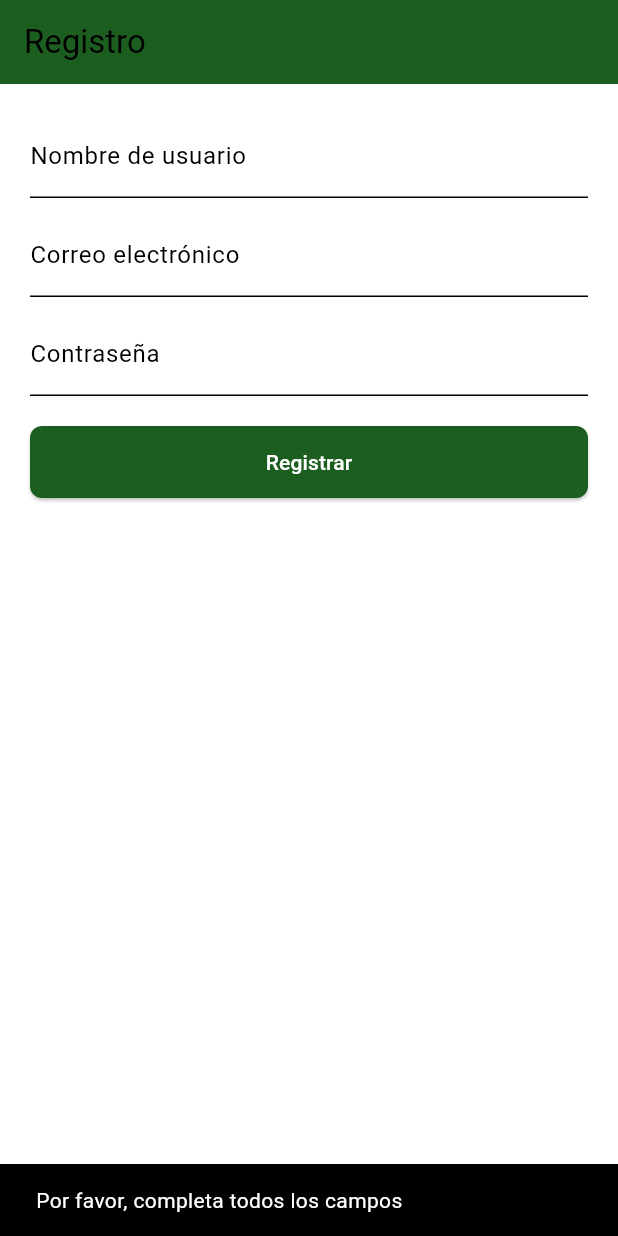
After one commit to jnarvaez06/Zent, a Flutter app: the screen it shows after launch, after a tap on "Registrarse", after a tap on "Registrar", on a phone screen of 412 x 824 dp. The commit adds this screen. Run offline on Flutter 3.47's test engine with Material 3 defaults, Android fonts, the phone set to English and light mode, and no system bars; our stand-ins replace bloc, cloud_firestore, firebase_auth, firebase_core, fl_chart, flutter_bloc and 1 more; accounts and stored records are empty.

Commit message:
add registation screen

```diff
--- a/lib/app_router.dart
+++ b/lib/app_router.dart
@@ -4,6 +4,7 @@ import 'package:go_router/go_router.dart';
 import 'package:personal_finances/screens/dashboard_screen.dart';
 import 'package:personal_finances/screens/login_screen.dart';
 import 'package:personal_finances/screens/profile_screen.dart';
+import 'package:personal_finances/screens/register_screen.dart';
 import 'package:personal_finances/screens/spending_screen.dart';
 import 'package:personal_finances/screens/wallet_screen.dart';
 import 'package:personal_finances/widgets/nav_bar.dart';
@@ -13,6 +14,7 @@ class AppRouter {
     initialLocation: '/login',
     routes: [
       GoRoute(path: '/login', builder: (context, state) => LoginScreen(),),
+      GoRoute(path: '/register', builder: (context, state) => RegisterScreen()),
       ShellRoute(
         builder: (context, state, child) {
           final user = FirebaseAuth.instance.currentUser;
--- a/lib/blocs/auth/auth_bloc.dart
+++ b/lib/blocs/auth/auth_bloc.dart
@@ -34,5 +34,15 @@ class AuthBloc extends Bloc<AuthEvent, AuthState> {
         emit(state.copyWith(isSubmitting: false, isAuthenticated: false, errorMessage: e.toString()));
       }
     });
+
+    on<RegisterUser>((event, emit) async {
+      emit(state.copyWith(isSubmitting: true, errorMessage: null, isRegistered: false));
+      try {
+        await authRepository.register(event.username, event.email, event.password);
+        emit(state.copyWith(username: event.username, isRegistered: true, isSubmitting: false));
+      } catch (e) {
+        emit(state.copyWith(errorMessage: e.toString(), isRegistered: false, isSubmitting: false));
+      }
+    });
   }
 }
--- a/lib/blocs/auth/auth_event.dart
+++ b/lib/blocs/auth/auth_event.dart
@@ -13,3 +13,16 @@ class AuthPasswordChanged extends AuthEvent {
 class AuthLoginRequested extends AuthEvent {}
 
 class AuthLogoutRequested extends AuthEvent {}
+
+class RegisterUser extends AuthEvent {
+  final String email;
+  final String password;
+  final String username;
+
+  RegisterUser({
+    required this.email,
+    required this.password,
+    required this.username,
+  });
+
+}
--- a/lib/blocs/auth/auth_state.dart
+++ b/lib/blocs/auth/auth_state.dart
@@ -1,41 +1,51 @@
 class AuthState {
+  final String username;
   final String email;
   final String password;
   final bool isSubmitting;
   final String? errorMessage;
   final bool isAuthenticated;
+  final bool isRegistered;
 
   AuthState({
+    required this.username,
     required this.email,
     required this.password,
     required this.isSubmitting,
     this.errorMessage,
-    required this.isAuthenticated
+    required this.isAuthenticated,
+    required this.isRegistered
   });
 
   factory AuthState.initial() {
     return AuthState(
+      username: '',
       email: '',
       password: '',
       isSubmitting: false,
       errorMessage: null,
       isAuthenticated: false,
+      isRegistered: false,
     );
   }
 
   AuthState copyWith({
+    String? username,
     String? email,
     String? password,
     bool? isSubmitting,
     String? errorMessage,
-    bool? isAuthenticated
+    bool? isAuthenticated,
+    bool? isRegistered,
   }) {
     return AuthState(
+      username: username ?? this.username,
       email: email ?? this.email,
       password: password ?? this.password,
       isSubmitting: isSubmitting ?? this.isSubmitting,
       errorMessage: errorMessage ?? this.errorMessage,
-      isAuthenticated: isAuthenticated ?? this.isAuthenticated
+      isAuthenticated: isAuthenticated ?? this.isAuthenticated,
+      isRegistered: isRegistered ?? this.isRegistered,
     );
   }
 }
--- a/lib/repositories/auth_repository.dart
+++ b/lib/repositories/auth_repository.dart
@@ -1,7 +1,9 @@
+import 'package:cloud_firestore/cloud_firestore.dart';
 import 'package:firebase_auth/firebase_auth.dart';
 
 class AuthRepository {
   final FirebaseAuth _firebaseAuth;
+  final FirebaseFirestore _firestore = FirebaseFirestore.instance;
 
   AuthRepository({FirebaseAuth? firebaseAuth})
     : _firebaseAuth = firebaseAuth ?? FirebaseAuth.instance;
@@ -21,4 +23,22 @@ class AuthRepository {
   }
 
   Stream<User?> get authState => _firebaseAuth.authStateChanges();
+
+  Future<User?> register(String username, String email, String password) async {
+    try {
+      final userCredential = await _firebaseAuth.createUserWithEmailAndPassword(email: email, password: password);
+
+      await _firestore.collection('users').doc(userCredential.user!.uid).set({
+        'email': email,
+        'username':username,
+        'createdAt': FieldValue.serverTimestamp(),
+        'role': 'user',
+      });
+
+      return userCredential.user;
+
+    } on FirebaseException catch (e) {
+      throw e.message ?? 'Register authentication Error!';
+    }
+  }
 }
--- a/lib/screens/login_screen.dart
+++ b/lib/screens/login_screen.dart
@@ -69,6 +69,13 @@ class _LoginFormState extends State<LoginForm> {
               }
             },
             child: Text("Iniciar Sesión", style: TextStyle(color: Colors.white)),
+          ),
+          SizedBox(height: 12,),
+          ElevatedButton(
+            onPressed: (){
+              context.go('/register');
+            },
+            child: Text("Registrarse", style: TextStyle(color: Colors.white))
           )
         ],
       ),
--- /dev/null
+++ b/lib/screens/register_screen.dart
@@ -0,0 +1,116 @@
+import 'package:flutter/material.dart';
+import 'package:flutter_bloc/flutter_bloc.dart';
+import 'package:go_router/go_router.dart';
+import 'package:personal_finances/blocs/auth/auth_bloc.dart';
+import 'package:personal_finances/blocs/auth/auth_event.dart';
+import 'package:personal_finances/blocs/auth/auth_state.dart';
+
+class RegisterScreen extends StatefulWidget {
+  const RegisterScreen({super.key});
+
+  @override
+  State<RegisterScreen> createState() => _RegisterScreenState();
+}
+
+class _RegisterScreenState extends State<RegisterScreen> {
+  final _emailController = TextEditingController();
+  final _passwordController = TextEditingController();
+  final _usernameController = TextEditingController();
+
+  void _register() {
+    final username = _usernameController.text.trim();
+    final email = _emailController.text.trim();
+    final password = _passwordController.text.trim();
+
+    if (username.isEmpty || email.isEmpty || password.isEmpty) {
+      ScaffoldMessenger.of(context).showSnackBar(
+        const SnackBar(content: Text('Por favor, completa todos los campos')),
+      );
+      return;
+    }
+
+    context.read<AuthBloc>().add(
+          RegisterUser(
+            username: username,
+            email: email,
+            password: password,
+          ),
+        );
+  }
+
+  @override
+  Widget build(BuildContext context) {
+    return Scaffold(
+      appBar: AppBar(title: const Text('Registro')),
+      body: BlocConsumer<AuthBloc, AuthState>(
+        listener: (context, state) {
+          // Mostrar mensaje de éxito o error
+          if (state.isRegistered) {
+            ScaffoldMessenger.of(context).showSnackBar(
+              SnackBar(content: Text('✅ Usuario ${state.username} creado exitosamente')),
+            );
+            context.go('/login');
+          } else if (state.errorMessage != null) {
+            ScaffoldMessenger.of(context).showSnackBar(
+              SnackBar(content: Text('❌ ${state.errorMessage}')),
+            );
+          }
+        },
+        builder: (context, state) {
+
+          if (state.isSubmitting) {
+            return const Center(child: CircularProgressIndicator());
+          }
+
+          return Padding(
+            padding: const EdgeInsets.all(20),
+            child: Column(
+              crossAxisAlignment: CrossAxisAlignment.stretch,
+              children: [
+                TextField(
+                  controller: _usernameController,
+                  decoration: const InputDecoration(
+                    labelText: 'Nombre de usuario',
+                  ),
+                ),
+                const SizedBox(height: 10),
+                TextField(
+                  controller: _emailController,
+                  decoration: const InputDecoration(
+                    labelText: 'Correo electrónico',
+                  ),
+                  keyboardType: TextInputType.emailAddress,
+                ),
+                const SizedBox(height: 10),
+                TextField(
+                  controller: _passwordController,
+                  decoration: const InputDecoration(
+                    labelText: 'Contraseña',
+                  ),
+                  obscureText: true,
+                ),
+                const SizedBox(height: 20),
+                ElevatedButton(
+                  onPressed: state.isSubmitting ? null : _register,
+                  style: ElevatedButton.styleFrom(
+                    padding: const EdgeInsets.symmetric(vertical: 14),
+                  ),
+                  child: state.isSubmitting
+                    ? const SizedBox(
+                        width: 20,
+                        height: 20,
+                        child: CircularProgressIndicator(
+                          color: Colors.white,
+                          strokeWidth: 2,
+                        ),
+                      )
+                    : const Text('Registrar', style: TextStyle(color: Colors.white),),
+                ),
+              ],
+            ),
+          );
+        },
+      ),
+    );
+  }
+}
```
